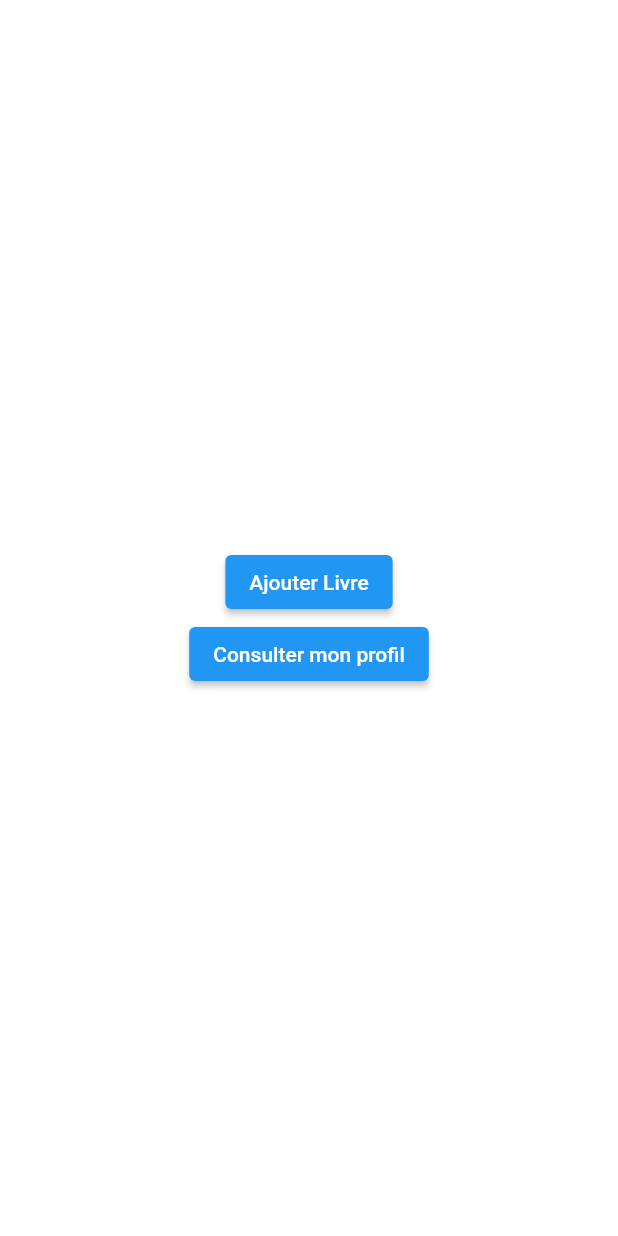
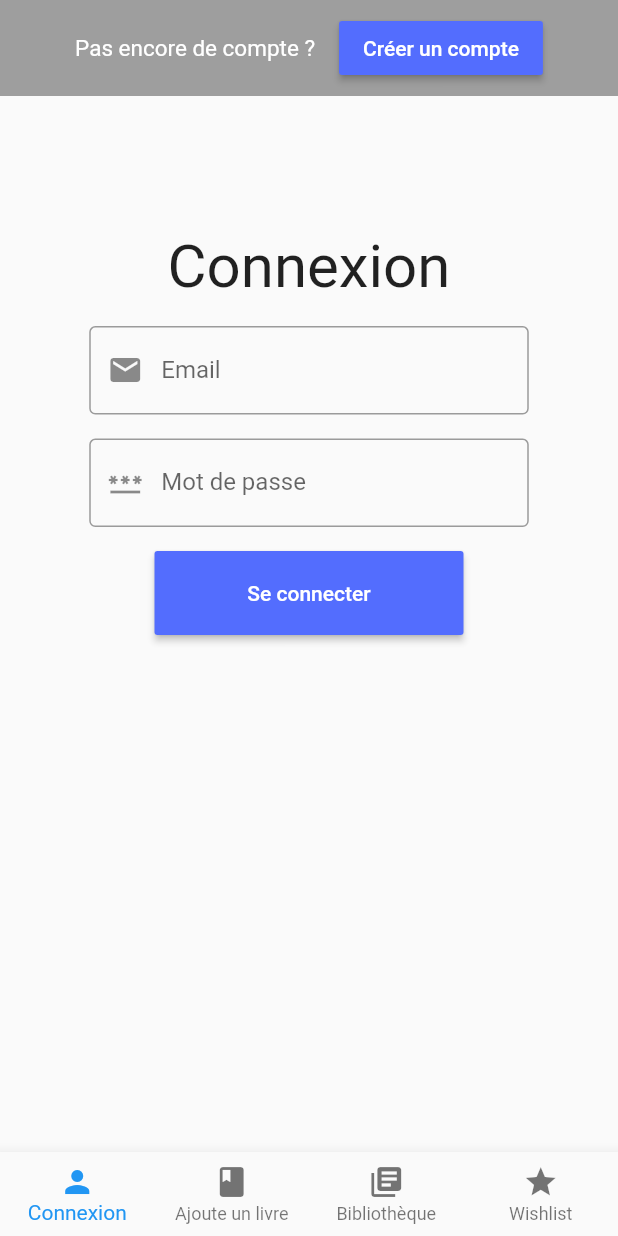
Before and after one commit to alexandrecai/ProjetFlutter, a Flutter app: the screen it shows after launch, on a phone screen of 412 x 824 dp. Run offline on Flutter 3.47's test engine with Material 2 defaults, Android fonts, the phone set to English and light mode, and no system bars.

Commit message:
Creation du menu et modification de plusieurs pages

```diff
--- /dev/null
+++ b/lib/Pages/AuthentificationPage.dart
@@ -0,0 +1,77 @@
+import 'package:flutter/material.dart';
+
+import 'LoginPage.dart';
+import 'RegisterPage.dart';
+
+class AuthentificationPage extends StatefulWidget {
+
+  @override
+  State<StatefulWidget> createState() => AuthentificationState();
+}
+
+class AuthentificationState extends State<AuthentificationPage>{
+
+  int selectedIndex = 0;
+  String buttonText = "Créer un compte";
+  String suggestionText = "Pas encore de compte ?";
+
+  final List<Widget> pages = [
+    LoginPage(),
+    RegisterPage(),
+  ];
+
+  @override
+  Widget build(BuildContext context) {
+    return Scaffold(
+      backgroundColor: Colors.grey,
+      body: Column(
+        children: [
+          Row(
+            mainAxisAlignment: MainAxisAlignment.center,
+            children: [
+              Padding(
+                  padding: const EdgeInsets.all(8.0),
+                child: Text(suggestionText,
+                  softWrap: false,
+                  style: TextStyle(
+                    fontSize: 15,
+                    color: Colors.white,
+                  ),),
+
+                ),
+
+              Padding(
+                padding: const EdgeInsets.all(8.0),
+                child: MaterialButton(
+                  minWidth: MediaQuery.of(context).size.width * 0.15,
+                  onPressed: () {
+                    setState(() {
+                      if(selectedIndex==1){
+                        selectedIndex = 0;
+                        buttonText = "Créer un compte";
+                        suggestionText = "Pas encore de compte ?";
+                      }
+                      else{
+                        selectedIndex = 1;
+                        buttonText = "Me connecter";
+                        suggestionText = "Déja un compte ?";
+                      }
+                    });
+                  },
+                  child: Text(buttonText),
+                  color: Colors.indigoAccent,
+                  textColor: Colors.white,
+                ),
+              ),
+            ],
+          ),
+          Expanded(child:
+          pages[selectedIndex],
+          )],),
+    );
+    // TODO: implement build
+    throw UnimplementedError();
+  }
+
+
+}
--- /dev/null
+++ b/lib/Pages/LoginPage.dart
@@ -0,0 +1,127 @@
+
+import 'package:flutter/material.dart';
+import 'package:projetflutter/Pages/RegisterPage.dart';
+
+class LoginPage extends StatefulWidget{
+
+  @override
+  State<StatefulWidget> createState() => LoginState();
+
+}
+
+class LoginState extends State<LoginPage> {
+
+  final GlobalKey<FormState> _formKey = GlobalKey<FormState>();
+  TextEditingController emailController = TextEditingController();
+  TextEditingController passwordController = TextEditingController();
+
+
+  @override
+  Widget build(BuildContext context) {
+    final Width = MediaQuery.of(context).size.width;
+    final Height = MediaQuery.of(context).size.height;
+
+    return Scaffold(
+      resizeToAvoidBottomInset: false,
+      //backgroundColor: Colors.yellow,
+      body: SingleChildScrollView(
+        child: Center(
+          child: Column(
+            crossAxisAlignment: CrossAxisAlignment.center,
+            children: [
+
+              Padding(
+                padding: EdgeInsets.only(top: Height*0.1),
+                child: Form(
+                  key: _formKey,
+                  child:Container(
+                    //color: Colors.blue,
+                    width: Width>600 ? Width*0.3 : Width*0.75,
+                    height: Height>300 ? Height*0.4 : Height*0.9,
+
+                    //padding : EdgeInsets.symmetric(horizontal: MediaQuery.of(context).size.width * 0.4),
+                    child: SingleChildScrollView(
+                      child: Column(
+                        crossAxisAlignment: CrossAxisAlignment.center,
+                        mainAxisAlignment: MainAxisAlignment.center,
+                        children: [
+                          const Padding(
+                            padding: EdgeInsets.all(8.0),
+                            child: Text("Connexion",
+                              softWrap: false,
+                              style: TextStyle(
+                                  fontSize: 40,
+                              ),),
+                          ),
+                          Padding(
+                            padding: const EdgeInsets.all(8.0),
+                            child: TextFormField(
+                              controller: emailController,
+                              keyboardType: TextInputType.emailAddress,
+                              decoration: const InputDecoration(
+                                labelText: 'Email',
+                                prefixIcon: Icon(Icons.email),
+                                border: OutlineInputBorder(),
+                              ),
+
+                            ),
+                          ),
+                          Padding(
+                            padding: const EdgeInsets.all(8.0),
+                            child: TextFormField(
+                              obscureText: true,
+                              controller: passwordController,
+                              keyboardType: TextInputType.visiblePassword,
+                              decoration: const InputDecoration(
+
+                                labelText: 'Mot de passe',
+                                prefixIcon: Icon(Icons.password),
+                                border: OutlineInputBorder(),
+                              ),
+                            ),
+                          ),
+                          Padding(
+                            padding: const EdgeInsets.all(8.0),
+                            child: MaterialButton(
+                              padding: const EdgeInsets.all(20.0),
+                              minWidth: Width>600 ? Width*0.30 : Width*0.5,
+                              onPressed: () {
+                                if (Connect(emailController.text, passwordController.text)) {
+                                  Navigator.pop(context);
+                                } else {
+                                  ScaffoldMessenger.of(context).showSnackBar(
+                                    const SnackBar(
+                                        content: Text('Login ou mot de passe incorrect')),
+                                  );
+                                }
+                              },
+                              color: Colors.indigoAccent,
+                              textColor: Colors.white,
+                              child: Text("Se connecter"),
+                            ),
+                          )
+                        ],
+                      ),
+                    ),
+                  )
+
+                ),
+              ),
+
+            ],
+          ),
+        ),
+      ),
+
+    );
+  }
+
+  bool Connect(String name, String password){
+    if(name == "admin" && password == "admin"){
+      return true;
+    }
+    else{
+      return false;
+    }
+  }
+}
--- a/lib/Pages/MainPage.dart
+++ b/lib/Pages/MainPage.dart
@@ -1,64 +1,99 @@
 import 'package:flutter/material.dart';
+import 'package:projetflutter/Pages/AuthentificationPage.dart';
 import 'package:projetflutter/Pages/BookCreationPage.dart';
+import 'package:projetflutter/Pages/LoginPage.dart';
+import 'package:projetflutter/Pages/RegisterPage.dart';
 
-class MainPage extends StatelessWidget{
+class MainPage extends StatefulWidget {
 
+  @override
+  State<StatefulWidget> createState() => MainPageState();
+}
+
+class MainPageState extends State<MainPage>{
+
+  int selectedIndex = 0;
+
+  final List<Widget> pages = [
+    AuthentificationPage(),
+    BookCreationPage(),
+    RegisterPage(),
+  ];
 
   @override
   Widget build(BuildContext context) {
     return Scaffold(
+      resizeToAvoidBottomInset: false,
+      bottomNavigationBar: MediaQuery.of(context).size.width < 600?
+      BottomNavigationBar(
+        currentIndex: selectedIndex,
+        type: BottomNavigationBarType.fixed,
+        onTap: (int index){
+          setState((){
+            selectedIndex = index;
+          });
+        },
+        items: const [
+          BottomNavigationBarItem(icon: Icon(Icons.person),label: "Connexion"),
+          BottomNavigationBarItem(icon: Icon(Icons.book),label: "Ajoute un livre"),
+          BottomNavigationBarItem(icon: Icon(Icons.library_books),label: "Bibliothèque"),
+          BottomNavigationBarItem(icon: Icon(Icons.star),label: "Wishlist"),
+
+        ],
+      ):null,
       backgroundColor: Colors.white,
-     body: Center(
-       child: Column(
-         mainAxisAlignment: MainAxisAlignment.center,
-         crossAxisAlignment: CrossAxisAlignment.center,
+      body: Row(
         children: [
-           Container(
-             padding: EdgeInsets.zero, // padding - à modifier sûrement
-             child: ElevatedButton(
-               style: ElevatedButton.styleFrom(
-                 // set button style
+
+          if (MediaQuery.of(context).size.width >= 600)
+            LayoutBuilder(builder: (context,constraints){
+              return SingleChildScrollView(
+                child: ConstrainedBox(
+                  constraints: BoxConstraints(
+                    minHeight: constraints.maxHeight,
                   ),
-               onPressed: () {
-                 Navigator.push(context, MaterialPageRoute(
-                     builder: (context) {
-                       return BookCreationPage();
+                  child: IntrinsicHeight(
+                    child: NavigationRail(
+
+                      onDestinationSelected: (int index) {
+                        setState(() {
+                          selectedIndex = index;
+                        });
                       },
+                      selectedIndex: selectedIndex, destinations: const [
+                      NavigationRailDestination(
+                          icon: Icon(Icons.person),label: Text("Connexion")),
+                      NavigationRailDestination(
+                          icon: Icon(Icons.book), label: Text('Ajoute un livre')),
+                      NavigationRailDestination(
+                          icon: Icon(Icons.library_books), label: Text('Bibliothèque')),
+                      NavigationRailDestination(
+                          icon: Icon(Icons.star), label: Text('Wishlist')),],
+                      labelType: NavigationRailLabelType.all,
+                      selectedLabelTextStyle: const TextStyle(
+                        color: Colors.indigoAccent,
                       ),
-                 );
-               },
-               child: Text(
-                   "Ajouter Livre",
-                 // style : ajouter une police / une taille
-               ),
-
-             ),
-           ),
-           Container(
-             padding: EdgeInsets.zero, // padding - à modifier sûrement
-             child: ElevatedButton(
-               style: ElevatedButton.styleFrom(
-                 // set button style
-               ),
-               onPressed: () {
-                 Navigator.push(context, MaterialPageRoute(
-                   builder: (context) {
-                     return BookCreationPage(); // à modifier
-                   },
-                 ),
-                 );
-               },
-               child: Text(
-                 "Consulter mon profil",
-                 // style : ajouter une police / une taille
-               ),
-
-             ),
+                      leading: Column(
+                        children: const [
+                          SizedBox(
+                            height: 10,
                           ),
                         ],
+                      ),),
                   ),
                 ),
               );
+            })
+
+          ,
+          Expanded(child: pages[selectedIndex]),
+        ]
+
+      ),
+
+    );
+
+
   }
 
 }
```
Also changed, not shown: lib/Pages/RegisterPage.dart (added, +165 -0 lines). Lines whose indentation alone changed are shown as unchanged.
